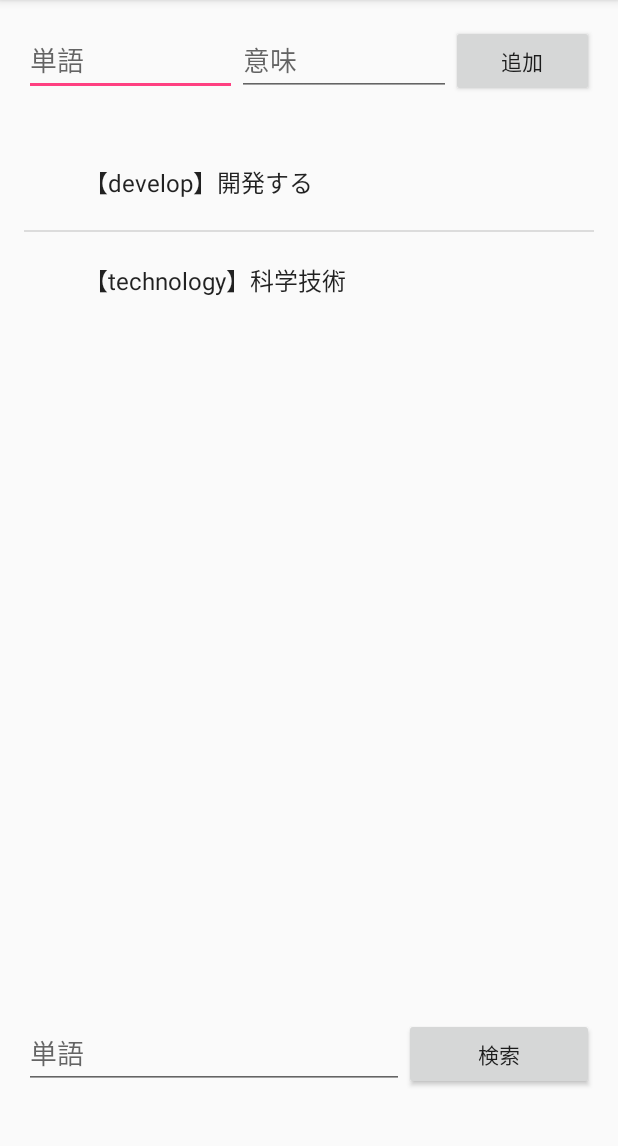
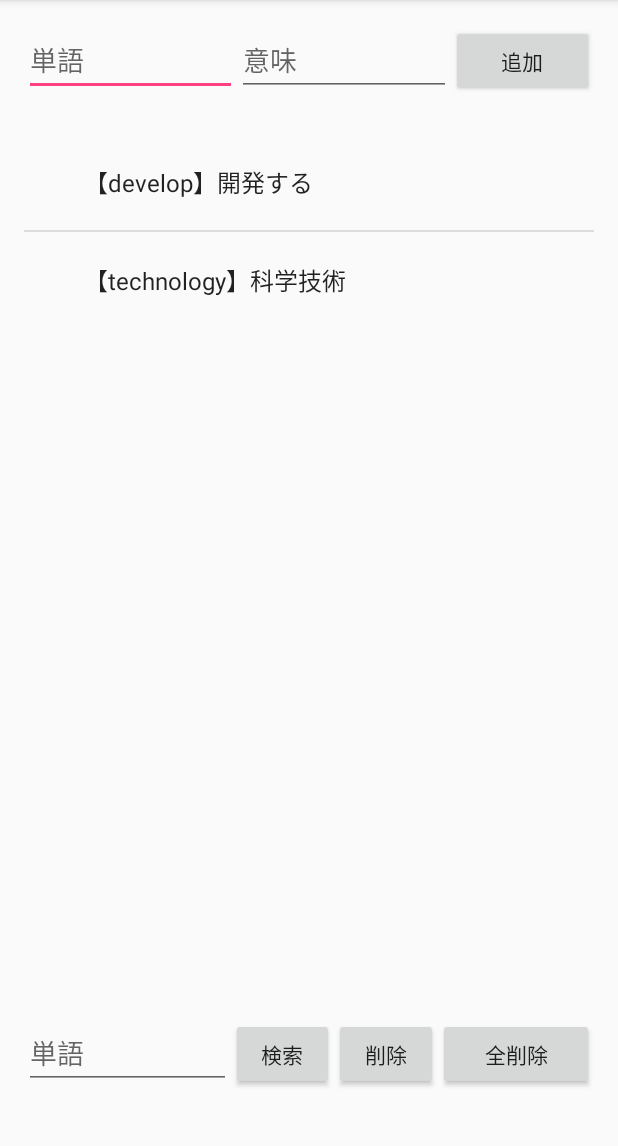
Before and after one commit to Masagotty/Dictionary, an Android app: the screen it shows after launch (MainActivity), on a phone screen of 412 x 824 dp, the part 84-1230 px from its top. Run offline under Robolectric (Android 15) with nearby library versions, the phone set to English and light mode, and no system bars.

Commit message:
check_botsu

```diff
--- a/app/src/main/res/layout/activity_main.xml
+++ b/app/src/main/res/layout/activity_main.xml
@@ -79,6 +79,22 @@
                 android:id="@+id/searchButton"
                 android:layout_weight="1"
                 android:onClick="search" />
+
+            <Button
+                android:layout_width="0dp"
+                android:layout_height="wrap_content"
+                android:text="削除"
+                android:id="@+id/button2"
+                android:layout_weight="1"
+                android:onClick="delete" />
+
+            <Button
+                android:layout_width="0dp"
+                android:layout_height="wrap_content"
+                android:text="全削除"
+                android:id="@+id/button3"
+                android:layout_weight="1.5"
+                android:onClick="deleteAll" />
         </LinearLayout>
 
     </LinearLayout>
```
Also changed, not shown: app/src/main/java/android/lifeistech/com/dictionary/MainActivity.java (+42 -21 lines).
